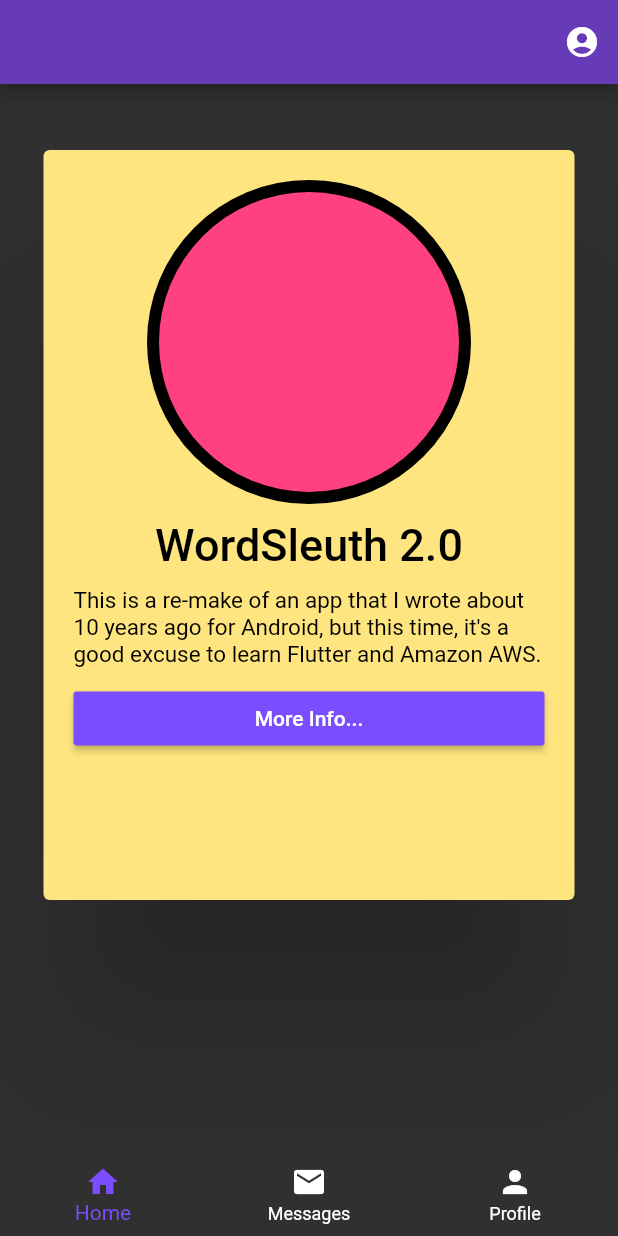
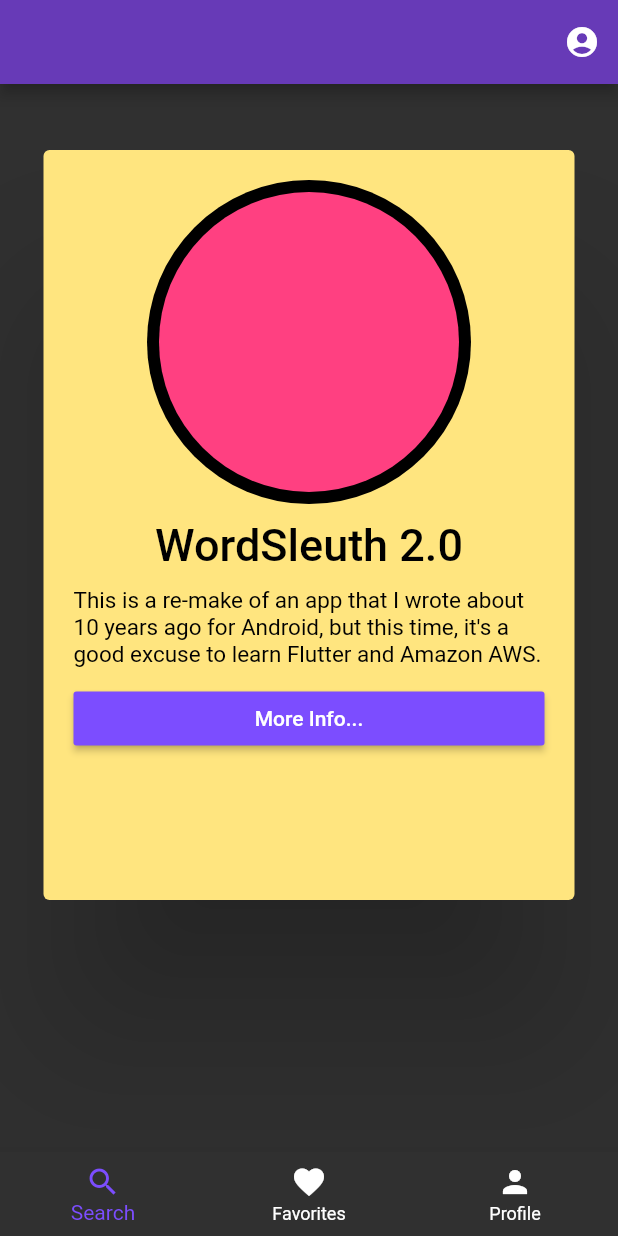
Before and after one commit to joshcalafell/wordsleuth, a Flutter app: the LanderPage screen opened directly with empty values, on a phone screen of 412 x 824 dp. Run offline on Flutter 3.47's test engine with Material 2 defaults, Android fonts, the phone set to English and light mode, and no system bars; our stand-ins replace email_validator; missing offline and left inert: amplify_auth_cognito, amplify_flutter.

Commit message:
Bottom menu

```diff
--- a/lib/pages/lander_page.dart
+++ b/lib/pages/lander_page.dart
@@ -51,12 +51,12 @@
         currentIndex: 0, // this will be set when a new tab is tapped
         items: const [
           BottomNavigationBarItem(
-            icon: Icon(Icons.home),
-            label: 'Home',
+            icon: Icon(Icons.search),
+            label: 'Search',
           ),
           BottomNavigationBarItem(
-            icon: Icon(Icons.mail),
-            label: 'Messages',
+            icon: Icon(Icons.favorite),
+            label: 'Favorites',
           ),
           BottomNavigationBarItem(icon: Icon(Icons.person), label: 'Profile')
         ],
```
